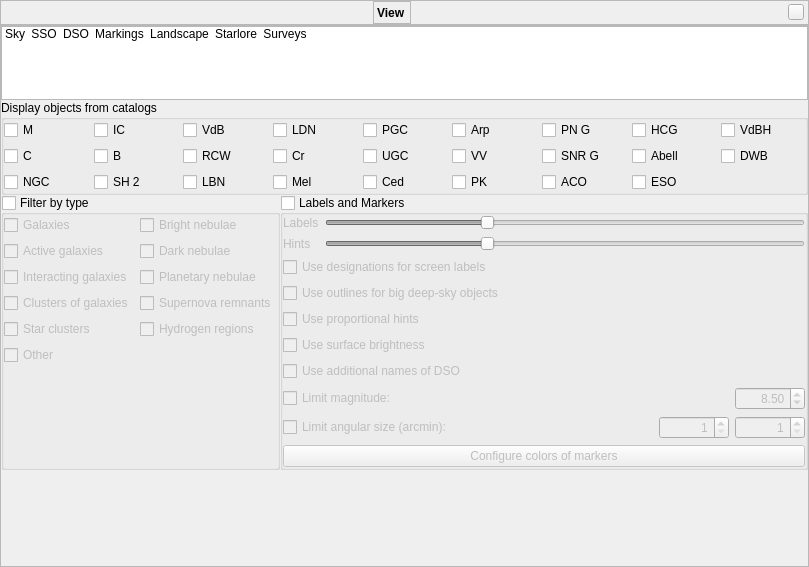
Qt form src/gui/viewDialog.ui (519984307/stellarium_src) before a commit.
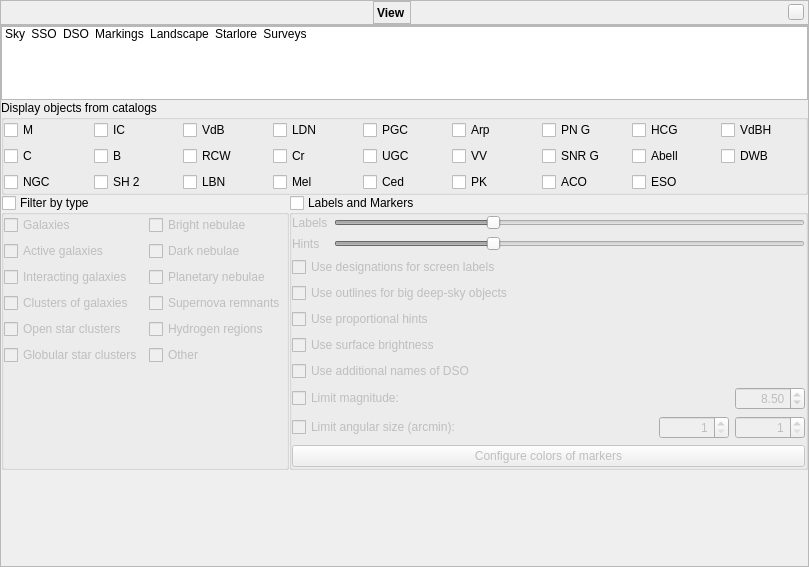
The same form after that commit. The open tabs and pages were chosen to show the change. Icons and pictures are not drawn. Custom widgets are drawn as their Qt base class.

Commit message:
The filter for star clusters has been splitted into 2 filters (Fix #841)
- Removed filter for star clusters from DSO tab
- Removed "star clusters" category from AstroCalc/WUT tool
- Added filters for open/globular star clusters in DSO tab
- Added categories "open star clusters" and "globular star clusters"
into AstroCalc/WUT tool
- Updated Stellarium User Guide (config options)

Patch:
```diff
--- a/src/gui/viewDialog.ui
+++ b/src/gui/viewDialog.ui
@@ -2022,16 +2022,6 @@
                </attribute>
               </widget>
              </item>
-             <item row="7" column="0">
-              <widget class="QCheckBox" name="checkBoxOtherType">
-               <property name="text">
-                <string>Other</string>
-               </property>
-               <attribute name="buttonGroup">
-                <string notr="true">buttonGroupDisplayedDSOTypes</string>
-               </attribute>
-              </widget>
-             </item>
              <item row="4" column="1">
               <widget class="QCheckBox" name="checkBoxPlanetaryNebulaeType">
                <property name="text">
@@ -2115,7 +2105,7 @@
              <item row="6" column="0">
               <widget class="QCheckBox" name="checkBoxStarClustersType">
                <property name="text">
-                <string>Star clusters</string>
+                <string>Open star clusters</string>
                </property>
                <attribute name="buttonGroup">
                 <string notr="true">buttonGroupDisplayedDSOTypes</string>
@@ -2135,6 +2125,26 @@
                </property>
               </spacer>
              </item>
+             <item row="7" column="1">
+              <widget class="QCheckBox" name="checkBoxOtherType">
+               <property name="text">
+                <string>Other</string>
+               </property>
+               <attribute name="buttonGroup">
+                <string notr="true">buttonGroupDisplayedDSOTypes</string>
+               </attribute>
+              </widget>
+             </item>
+             <item row="7" column="0">
+              <widget class="QCheckBox" name="checkBoxGlobularStarClustersType">
+               <property name="text">
+                <string>Globular star clusters</string>
+               </property>
+               <attribute name="buttonGroup">
+                <string notr="true">buttonGroupDisplayedDSOTypes</string>
+               </attribute>
+              </widget>
+             </item>
             </layout>
            </widget>
           </item>
```
Left out of the diff: 5 changed lines with no effect on the pictures. The commit also changes 6 other files.
